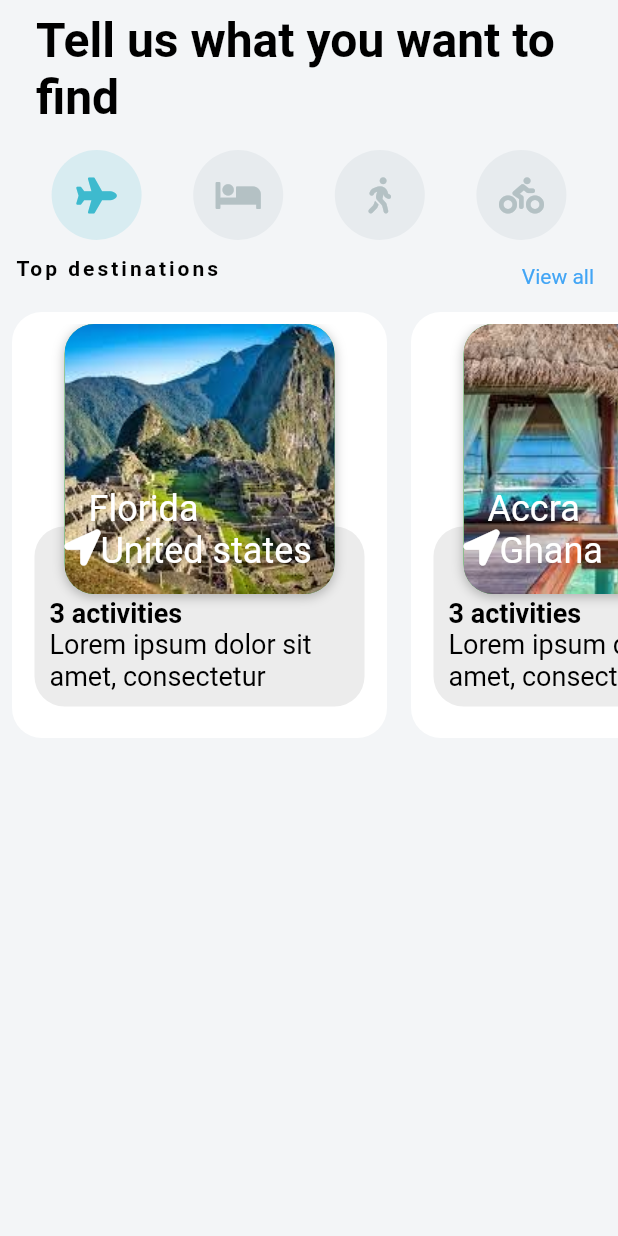
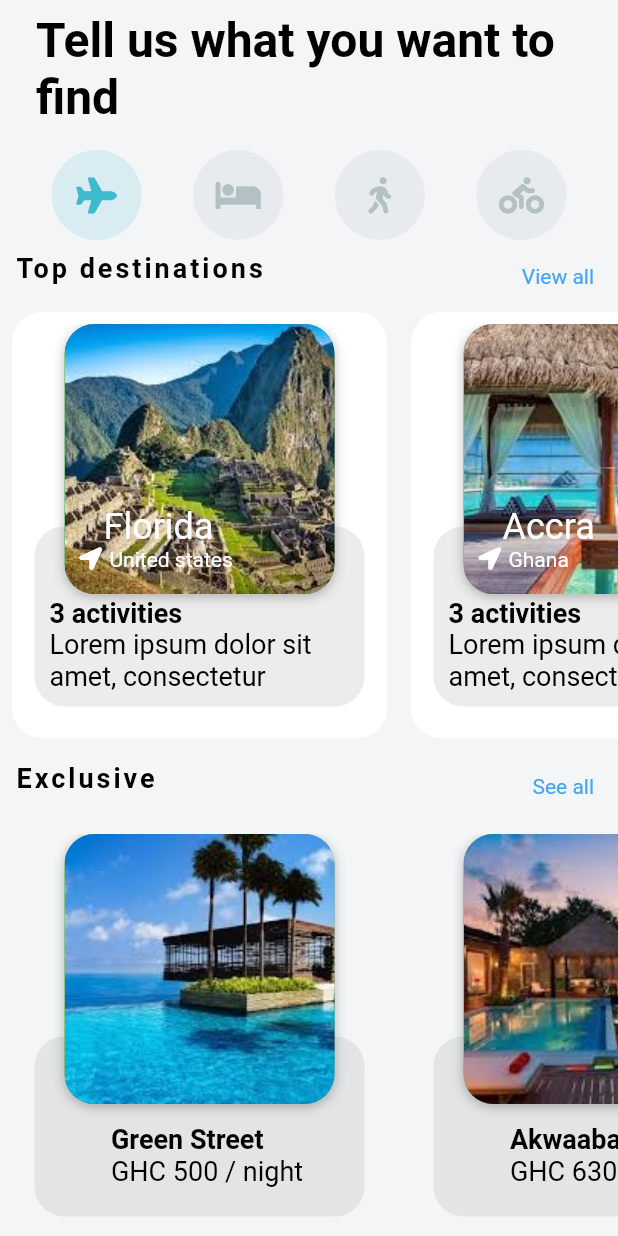
Before and after one commit to crataristo4/ui, a Flutter app: the HomeHotelPage screen opened directly, on a phone screen of 412 x 824 dp. Run offline on Flutter 3.47's test engine with Material 2 defaults, Android fonts, the phone set to English and light mode, and no system bars; our stand-ins replace font_awesome_flutter.

Commit message:
added exclusive hotel items

```diff
--- a/lib/models/travelui/hotel.dart
+++ b/lib/models/travelui/hotel.dart
@@ -10,7 +10,7 @@ final List<Hotel> hotelList = [
   Hotel(
       imageUrl: "assets/images/h.jpg",
       name: "Van Ike Hotel",
-      address: "Green Street No. 4 avenue",
+      address: "Green Street ",
       price: 500),
   Hotel(
       imageUrl: "assets/images/h1.jpg",
--- a/lib/pages/hotelsui/HomeHotelPage.dart
+++ b/lib/pages/hotelsui/HomeHotelPage.dart
@@ -1,5 +1,6 @@
 import 'package:flutter/material.dart';
 import 'package:font_awesome_flutter/font_awesome_flutter.dart';
+import 'package:ui/widgets/hotelitems.dart';
 import 'package:ui/widgets/topDestination.dart';
 
 class HomeHotelPage extends StatefulWidget {
@@ -38,6 +39,10 @@ class _HomeHotelPageState extends State<HomeHotelPage> {
           ),
           SizedBox(height: 8),
           TopDestination(),
+          SizedBox(
+            height: 8,
+          ),
+          HotelItems(),
         ],
       )),
     );
--- /dev/null
+++ b/lib/widgets/hotelitems.dart
@@ -0,0 +1,124 @@
+import 'package:flutter/material.dart';
+import 'package:ui/models/travelui/hotel.dart';
+
+class HotelItems extends StatelessWidget {
+  const HotelItems({Key key}) : super(key: key);
+
+  @override
+  Widget build(BuildContext context) {
+    return Column(
+      children: [
+        Row(
+          mainAxisAlignment: MainAxisAlignment.spaceBetween,
+          children: [
+            Padding(
+              padding: const EdgeInsets.only(left: 10.0, bottom: 10),
+              child: Text(
+                "Exclusive",
+                style: TextStyle(
+                    color: Colors.black,
+                    letterSpacing: 2.0,
+                    fontSize: 18,
+                    fontWeight: FontWeight.bold),
+              ),
+            ),
+            Padding(
+              padding: const EdgeInsets.only(top: 8, right: 16.0, bottom: 8),
+              child: Text(
+                "See all",
+                style: TextStyle(color: Colors.blue[400]),
+              ),
+            ),
+          ],
+        ),
+        buildDestinationItems(),
+      ],
+    );
+  }
+
+  buildDestinationItems() {
+    return Container(
+      height: 300,
+      child: ListView.builder(
+        itemBuilder: (context, index) {
+          Hotel hotel = hotelList[index];
+          return Container(
+            margin: EdgeInsets.all(8),
+            padding: EdgeInsets.all(8),
+            height: 150,
+            width: 250,
+            child: Stack(
+              alignment: Alignment.topCenter,
+              children: [
+                Positioned(
+                  bottom: 5,
+                  child: Container(
+                    margin: EdgeInsets.all(8),
+                    width: 220,
+                    height: 120,
+                    decoration: BoxDecoration(
+                        color: Colors.grey.withOpacity(0.2),
+                        borderRadius: BorderRadius.circular(20)),
+                    child: Center(
+                      child: Padding(
+                        padding:
+                            const EdgeInsets.only(left: 10.0, bottom: 20.0),
+                        child: Column(
+                          mainAxisAlignment: MainAxisAlignment.end,
+                          crossAxisAlignment: CrossAxisAlignment.start,
+                          children: [
+                            Text(
+                              hotel.address,
+                              style: TextStyle(
+                                  color: Colors.black,
+                                  fontWeight: FontWeight.bold,
+                                  fontSize: 18),
+                            ),
+                            Text(
+                              "GHC ${hotel.price} / night",
+                              style:
+                                  TextStyle(color: Colors.black, fontSize: 18),
+                              maxLines: 2,
+                            ),
+                          ],
+                        ),
+                      ),
+                    ),
+                  ),
+                ),
+                Container(
+                  decoration: BoxDecoration(
+                      color: Colors.green,
+                      borderRadius: BorderRadius.circular(20),
+                      boxShadow: [
+                        BoxShadow(
+                            color: Colors.black26,
+                            blurRadius: 6.0,
+                            offset: Offset(0.0, 2.0))
+                      ]),
+
+                  ///contains the image
+                  child: Stack(
+                    children: [
+                      ClipRRect(
+                        borderRadius: BorderRadius.circular(20),
+                        child: Image(
+                          image: AssetImage(hotel.imageUrl),
+                          height: 180,
+                          width: 180,
+                          fit: BoxFit.cover,
+                        ),
+                      ),
+                    ],
+                  ),
+                )
+              ],
+            ),
+          );
+        },
+        itemCount: hotelList.length,
+        scrollDirection: Axis.horizontal,
+      ),
+    );
+  }
+}
--- a/lib/widgets/topDestination.dart
+++ b/lib/widgets/topDestination.dart
@@ -18,6 +18,7 @@ class TopDestination extends StatelessWidget {
                 style: TextStyle(
                     color: Colors.black,
                     letterSpacing: 2.0,
+                    fontSize: 18,
                     fontWeight: FontWeight.bold),
               ),
             ),
@@ -109,12 +110,13 @@ class TopDestination extends StatelessWidget {
                       ),
                       Positioned(
                         bottom: 15,
+                        left: 10,
                         child: Column(
                           crossAxisAlignment: CrossAxisAlignment.start,
                           children: [
                             Padding(
                               padding:
-                                  const EdgeInsets.symmetric(horizontal: 16),
+                              const EdgeInsets.symmetric(horizontal: 16),
                               child: Text(
                                 destination.city,
                                 style: TextStyle(
@@ -127,12 +129,13 @@ class TopDestination extends StatelessWidget {
                               children: [
                                 Icon(
                                   FontAwesomeIcons.locationArrow,
-                                  color: Colors.white,
+                                  color: Colors.white, size: 15,
                                 ),
+                                SizedBox(width: 5,),
                                 Text(
                                   destination.country,
                                   style: TextStyle(
-                                      color: Colors.white, fontSize: 24),
+                                      color: Colors.white, fontSize: 14),
                                 ),
                               ],
                             ),
```
